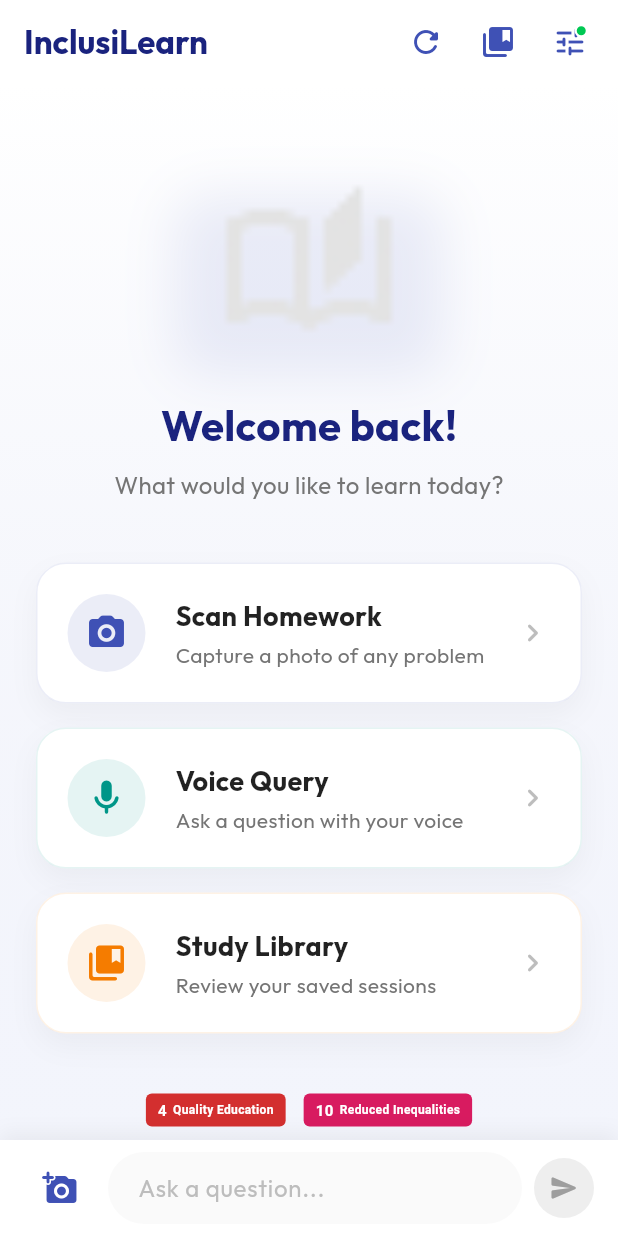
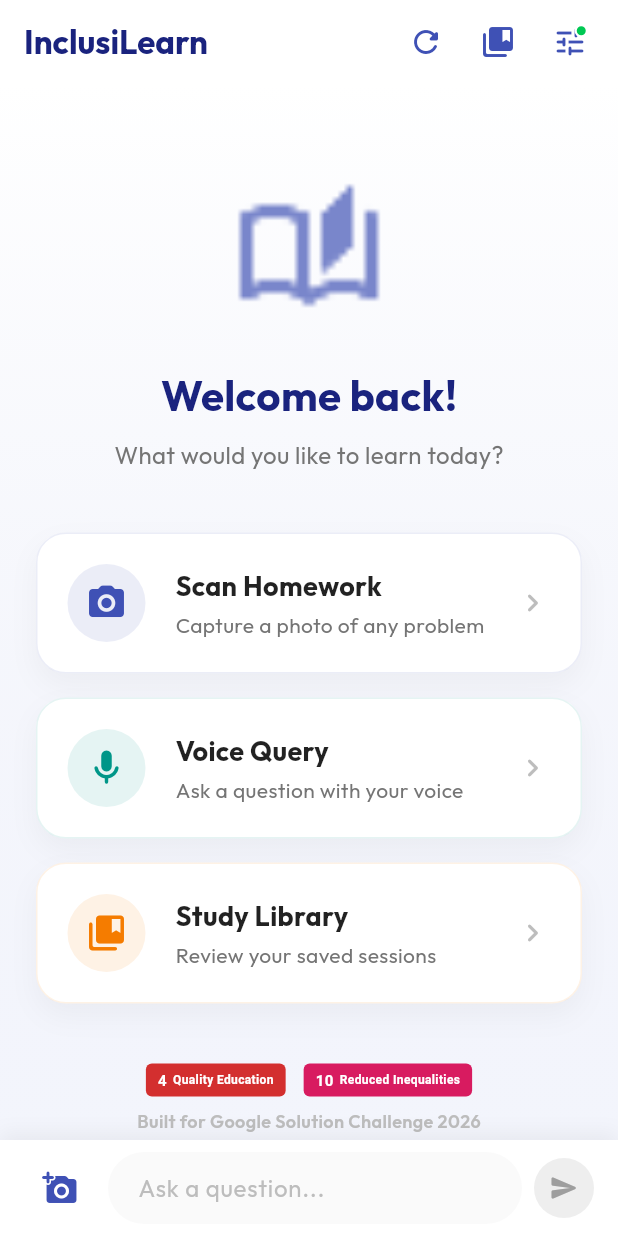
Before and after one commit to sahanavs-2006/inclusiLearn, a Flutter app: the screen it shows after launch, on a phone screen of 412 x 824 dp. Run offline on Flutter 3.47's test engine with Material 3 defaults, Android fonts, the phone set to English and light mode, and no system bars; our stand-ins replace cloud_firestore, firebase_ai, firebase_core, flutter_dotenv, flutter_markdown_plus, flutter_tts and 3 more; accounts and stored records are empty.

Commit message:
UI Fix: Enhanced logo visibility with Indigo color filter

```diff
--- a/lib/main.dart
+++ b/lib/main.dart
@@ -463,16 +463,12 @@
           Hero(
             tag: 'logo',
             child: Container(
-              height: 120,
-              width: 180, // Slightly wider to fit the full silhouette
-              decoration: BoxDecoration(
-                borderRadius: BorderRadius.circular(20),
-                boxShadow: [
-                  BoxShadow(color: Colors.indigo.withOpacity(0.1), blurRadius: 30, offset: const Offset(0, 10)),
-                ],
-              ),
+              height: 100,
+              width: 100,
               child: Image.asset(
                 'assets/logo.png',
+                color: Colors.indigo.shade300,
+                colorBlendMode: BlendMode.srcIn,
                 fit: BoxFit.contain,
               ),
             ),
```
